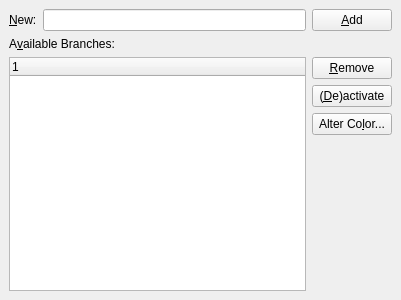
Qt form src/frontends/qt4/ui/BranchesUi.ui (cburschka/lyx) before a commit.
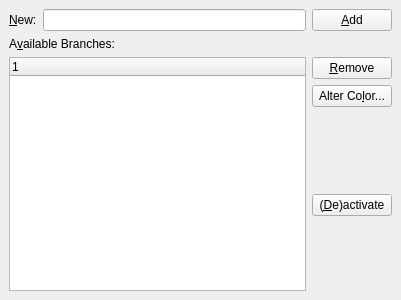
The same form after that commit.

Commit message: Move (de)activate out of harms way

```diff
--- a/src/frontends/qt4/ui/BranchesUi.ui
+++ b/src/frontends/qt4/ui/BranchesUi.ui
@@ -84,7 +84,7 @@
      </property>
     </widget>
    </item>
-   <item row="3" column="2" >
+   <item row="5" column="2" >
     <widget class="QPushButton" name="activatePB" >
      <property name="toolTip" >
       <string>Toggle the selected branch</string>
@@ -94,7 +94,7 @@
      </property>
     </widget>
    </item>
-   <item row="4" column="2" >
+   <item row="3" column="2" >
     <widget class="QPushButton" name="colorPB" >
      <property name="toolTip" >
       <string>Define or change background color</string>
```
